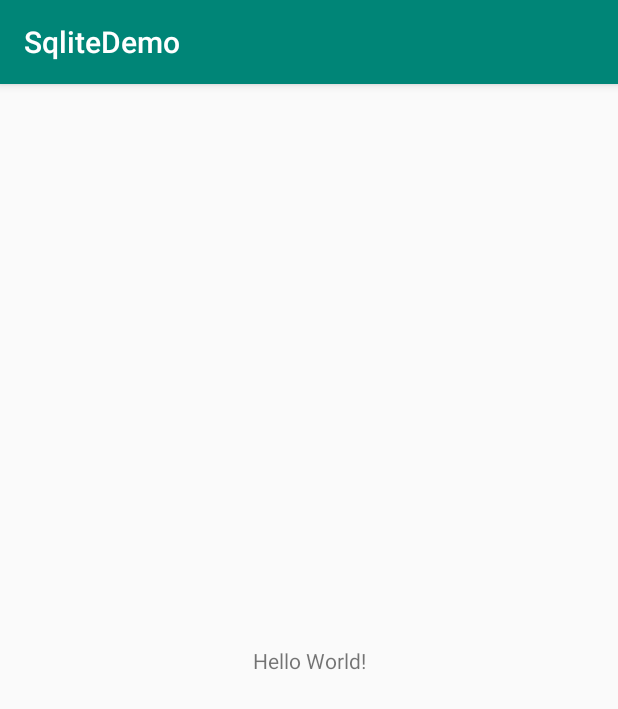
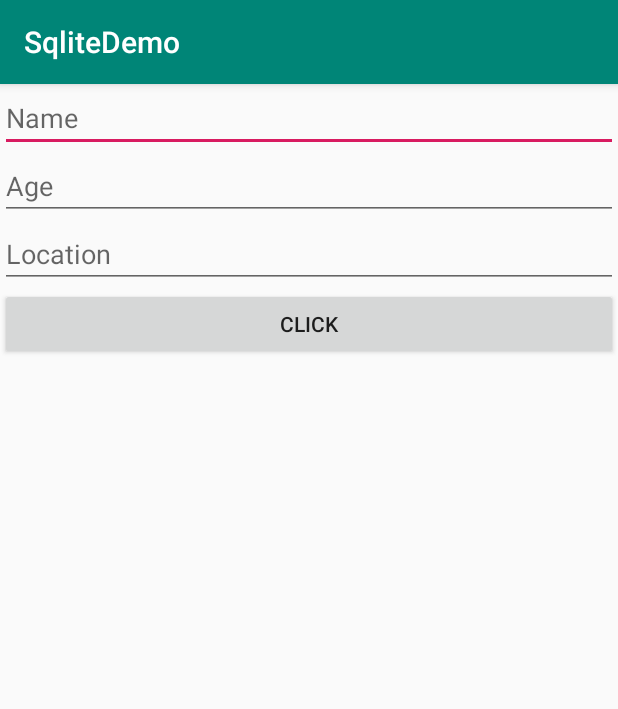
Before and after one commit to kiranpande1987/sqlitedemo, an Android app: the screen it shows after launch (MainActivity), on a phone screen of 412 x 824 dp. Shown: the top 709 px of the screen. Run offline under Robolectric (Android 15) with nearby library versions, the phone set to English and light mode, and no system bars; our stand-ins replace data binding.

Commit message:
Added "get Users from Table" functionality. Also added UI in MainActivity.

```diff
--- a/app/src/main/java/com/i64bits/sqlitedemo/DBHelper.java
+++ b/app/src/main/java/com/i64bits/sqlitedemo/DBHelper.java
@@ -2,9 +2,12 @@ package com.i64bits.sqlitedemo;
 
 import android.content.ContentValues;
 import android.content.Context;
+import android.database.Cursor;
 import android.database.sqlite.SQLiteDatabase;
 import android.database.sqlite.SQLiteOpenHelper;
 import android.util.Log;
+
+import java.util.List;
 
 public class DBHelper extends SQLiteOpenHelper
 {
@@ -44,4 +47,17 @@ public class DBHelper extends SQLiteOpenHelper
 
         return (result != -1);
     }
+
+    public List<User> getUsers()
+    {
+        SQLiteDatabase db = getReadableDatabase();
+
+        Cursor cursor = db.rawQuery("select * from "+TABLE_NAME, null);
+
+        List<User> users = Utils.cursorToModel(cursor);
+
+        Log.e(TAG, "getUsers: USERS SIZE : "+users.size());
+
+        return users;
+    }
 }
--- a/app/src/main/java/com/i64bits/sqlitedemo/MainActivity.java
+++ b/app/src/main/java/com/i64bits/sqlitedemo/MainActivity.java
@@ -1,20 +1,76 @@
 package com.i64bits.sqlitedemo;
 
+import android.databinding.DataBindingUtil;
 import android.support.v7.app.AppCompatActivity;
 import android.os.Bundle;
 import android.util.Log;
+import android.view.View;
+import android.view.ViewGroup;
+import android.widget.ArrayAdapter;
+import android.widget.BaseAdapter;
+import android.widget.ListView;
+
+import com.i64bits.sqlitedemo.databinding.ActivityMainBinding;
+
+import java.util.ArrayList;
+import java.util.Collection;
+import java.util.Collections;
+import java.util.List;
 
 public class MainActivity extends AppCompatActivity {
 
     private static final String TAG = "MainActivity";
     private DBHelper dbHelper;
 
+    ActivityMainBinding binding;
+
     @Override
     protected void onCreate(Bundle savedInstanceState) {
         super.onCreate(savedInstanceState);
-        setContentView(R.layout.activity_main);
+        binding = DataBindingUtil.setContentView(this, R.layout.activity_main);
 
         dbHelper = new DBHelper(this);
-        Log.e(TAG, "onCreate: "+ dbHelper.insert(new User()));
+
+        updateUsersList();
+        setListener();
+    }
+
+    public void setListener()
+    {
+        binding.btnClick.setOnClickListener(new View.OnClickListener() {
+            @Override
+            public void onClick(View v) {
+                insertUserIntoDatabase();
+                updateUsersList();
+            }
+        });
+    }
+
+    public void insertUserIntoDatabase()
+    {
+        User user = new User(binding.edtName.getText().toString(),
+                            Integer.parseInt(binding.edtAge.getText().toString()),
+                            binding.edtLocation.getText().toString());
+
+        dbHelper.insert(user);
+    }
+
+    public void updateUsersList()
+    {
+        final List<User> users = dbHelper.getUsers();
+
+        Collections.reverse(users);
+
+        List<String> values = new ArrayList<>();
+
+        for (User user: users)
+        {
+            values.add(user.getName());
+        }
+
+        ArrayAdapter<String> adapter = new ArrayAdapter<String>(this,
+                android.R.layout.simple_list_item_1, android.R.id.text1, values);
+
+        binding.lstUsers.setAdapter(adapter);
     }
 }
--- a/app/src/main/java/com/i64bits/sqlitedemo/User.java
+++ b/app/src/main/java/com/i64bits/sqlitedemo/User.java
@@ -5,6 +5,18 @@ public class User
     private String name = "Kiran";
     private Integer age = 22;
     private String location = "Pune";
+
+    public User()
+    {
+
+    }
+
+    public User(String name, Integer age, String location)
+    {
+        this.name = name;
+        this.age = age;
+        this.location = location;
+    }
 
     public String getName() {
         return name;
--- a/app/src/main/java/com/i64bits/sqlitedemo/Utils.java
+++ b/app/src/main/java/com/i64bits/sqlitedemo/Utils.java
@@ -1,9 +1,13 @@
 package com.i64bits.sqlitedemo;
 
 import android.content.ContentValues;
+import android.database.Cursor;
 import android.util.Log;
 
+import java.lang.reflect.Constructor;
 import java.lang.reflect.Field;
+import java.util.ArrayList;
+import java.util.List;
 
 public class Utils
 {
@@ -34,4 +38,20 @@ public class Utils
 
         return contentValues;
     }
+
+    public static List<User> cursorToModel(Cursor cursor)
+    {
+        List<User> users = new ArrayList<>();
+
+        if(cursor != null && cursor.getCount() > 0)
+        {
+            while (cursor.moveToNext())
+            {
+                User user = new User(cursor.getString(1), cursor.getInt(2), cursor.getString(3));
+                users.add(user);
+            }
+        }
+
+        return users;
+    }
 }
--- a/app/src/main/res/layout/activity_main.xml
+++ b/app/src/main/res/layout/activity_main.xml
@@ -1,18 +1,44 @@
 <?xml version="1.0" encoding="utf-8"?>
-<android.support.constraint.ConstraintLayout xmlns:android="http://schemas.android.com/apk/res/android"
+<layout xmlns:android="http://schemas.android.com/apk/res/android"
     xmlns:app="http://schemas.android.com/apk/res-auto"
-    xmlns:tools="http://schemas.android.com/tools"
-    android:layout_width="match_parent"
-    android:layout_height="match_parent"
-    tools:context=".MainActivity">
+    xmlns:tools="http://schemas.android.com/tools">
 
-    <TextView
-        android:layout_width="wrap_content"
-        android:layout_height="wrap_content"
-        android:text="Hello World!"
-        app:layout_constraintBottom_toBottomOf="parent"
-        app:layout_constraintLeft_toLeftOf="parent"
-        app:layout_constraintRight_toRightOf="parent"
-        app:layout_constraintTop_toTopOf="parent" />
+    <LinearLayout
+        android:id="@+id/root"
+        android:layout_width="match_parent"
+        android:orientation="vertical"
+        android:layout_height="match_parent">
 
-</android.support.constraint.ConstraintLayout>
+        <EditText
+            android:id="@+id/edtName"
+            android:hint="Name"
+            android:layout_width="match_parent"
+            android:layout_height="wrap_content" />
+
+        <EditText
+            android:id="@+id/edtAge"
+            android:hint="Age"
+            android:layout_width="match_parent"
+            android:layout_height="wrap_content" />
+
+        <EditText
+            android:id="@+id/edtLocation"
+            android:hint="Location"
+            android:layout_width="match_parent"
+            android:layout_height="wrap_content" />
+
+        <Button
+            android:id="@+id/btnClick"
+            android:layout_width="match_parent"
+            android:layout_height="wrap_content"
+            android:text="Click"
+            />
+
+        <ListView
+            android:id="@+id/lstUsers"
+            android:layout_width="match_parent"
+            android:layout_height="wrap_content"></ListView>
+
+    </LinearLayout>
+
+</layout>
```
